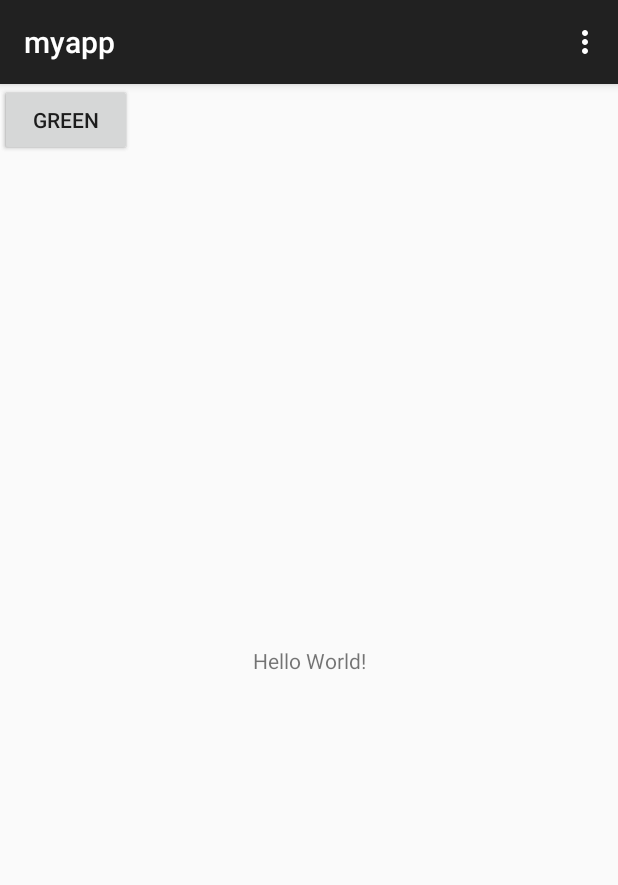
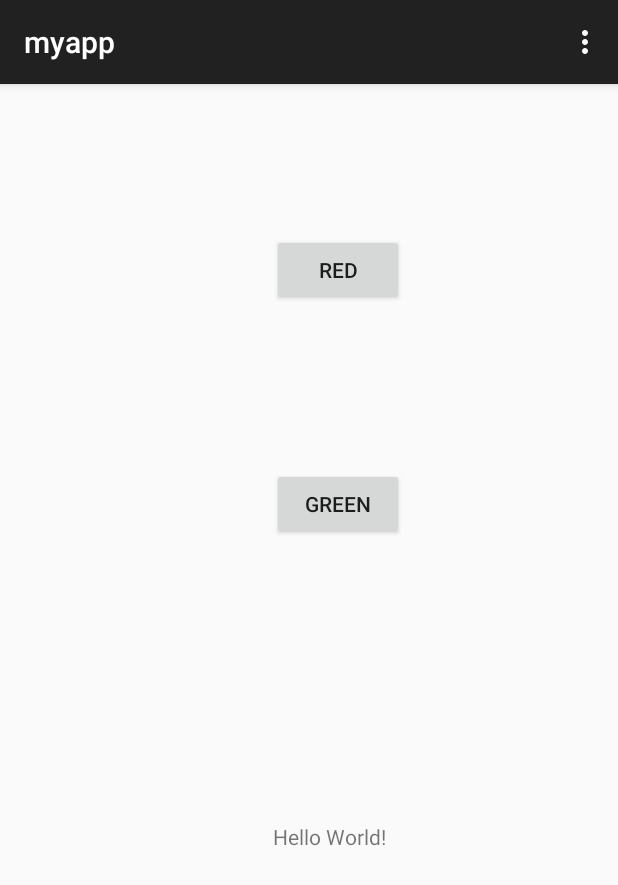
Before and after one commit to kenxzu/mobile-program, an Android app: the screen it shows after launch (MainActivity), on a phone screen of 412 x 824 dp. Shown: the top 885 px of the screen. Run offline under Robolectric (Android 15) with nearby library versions, the phone set to English and light mode, and no system bars.

Commit message:
fix the bug like bad code(activity_main layout not align with the design preview typically layour constraint problem) of intent also setting prop for switch to work

```diff
--- a/app/src/main/AndroidManifest.xml
+++ b/app/src/main/AndroidManifest.xml
@@ -21,6 +21,9 @@
                 <category android:name="android.intent.category.LAUNCHER" />
             </intent-filter>
         </activity>
+        <activity
+            android:name=".GreenActivity"/>
+       <activity android:name = ".RedActivity"/>
     </application>
 
 </manifest>
--- a/app/src/main/java/com/myfirstapp/lct1/MainActivity.java
+++ b/app/src/main/java/com/myfirstapp/lct1/MainActivity.java
@@ -5,27 +5,28 @@ import android.os.Bundle;
 import android.view.Menu;
 import android.view.MenuItem;
 import android.widget.Toast;
-import androidx.appcompat.app.AppCompatActivity;
-
+import android.view.View;
+import androidx.appcompat .app.AppCompatActivity;
+import com.myfirstapp.lct1.R;
 public class MainActivity extends AppCompatActivity {
 
     @Override
     protected void onCreate(Bundle savedInstanceState) {
         super.onCreate(savedInstanceState);
         setContentView(R.layout.activity_main);
-
-
     }
 
-    public void pindahMerah (View v){
-        if (v.getId() == R.id.btnred) {
-            intent im = new Intent(this,RedActivity.class);
-            this.startActivity(im);
-        }else if (v.getId() == R.id.btngreen){
-            intent ih = new Intent(this, GreenActivity.class);
-            this.startActivity(ih);
+    public void pindahMerah(View v) {
+        switch (v.getId()) {
+            case R.id.btnred:
+                startActivity(new Intent(this, RedActivity.class));
+                break;
+            case R.id.btngreen:
+                startActivity(new Intent(this, GreenActivity.class));
+                break;
         }
     }
+
 
     // Inflate the menu
     @Override
--- a/app/src/main/res/layout/activity_main.xml
+++ b/app/src/main/res/layout/activity_main.xml
@@ -6,12 +6,20 @@
     android:layout_height="match_parent"
     tools:context=".MainActivity">
 
+    <!-- Hello World -->
+
+    <!-- Tombol Red -->
+
+    <!-- Tombol Green -->
+
     <TextView
+        android:id="@+id/textHello"
         android:layout_width="wrap_content"
         android:layout_height="wrap_content"
+        android:layout_marginTop="492dp"
         android:text="Hello World!"
-        app:layout_constraintBottom_toBottomOf="parent"
         app:layout_constraintEnd_toEndOf="parent"
+        app:layout_constraintHorizontal_bias="0.541"
         app:layout_constraintStart_toStartOf="parent"
         app:layout_constraintTop_toTopOf="parent" />
 
@@ -19,17 +27,24 @@
         android:id="@+id/btnred"
         android:layout_width="wrap_content"
         android:layout_height="wrap_content"
+        android:layout_marginTop="100dp"
         android:onClick="pindahMerah"
         android:text="Red"
-        tools:layout_editor_absoluteX="161dp"
-        tools:layout_editor_absoluteY="132dp" />
+        app:layout_constraintEnd_toEndOf="parent"
+        app:layout_constraintHorizontal_bias="0.56"
+        app:layout_constraintStart_toStartOf="parent"
+        app:layout_constraintTop_toTopOf="parent" />
 
     <Button
         android:id="@+id/btngreen"
         android:layout_width="wrap_content"
         android:layout_height="wrap_content"
+        android:layout_marginTop="108dp"
+        android:onClick="pindahMerah"
         android:text="Green"
-        tools:layout_editor_absoluteX="161dp"
-        tools:layout_editor_absoluteY="209dp" />
+        app:layout_constraintEnd_toEndOf="@+id/btnred"
+        app:layout_constraintHorizontal_bias="0.0"
+        app:layout_constraintStart_toStartOf="@+id/btnred"
+        app:layout_constraintTop_toBottomOf="@+id/btnred" />
 
 </androidx.constraintlayout.widget.ConstraintLayout>
--- a/gradle.properties
+++ b/gradle.properties
@@ -19,3 +19,5 @@ android.useAndroidX=true
 # resources declared in the library itself and none from the library's dependencies,
 # thereby reducing the size of the R class for that library
 android.nonTransitiveRClass=true
+#to use switch case
+android.nonFinalResIds=false
```
